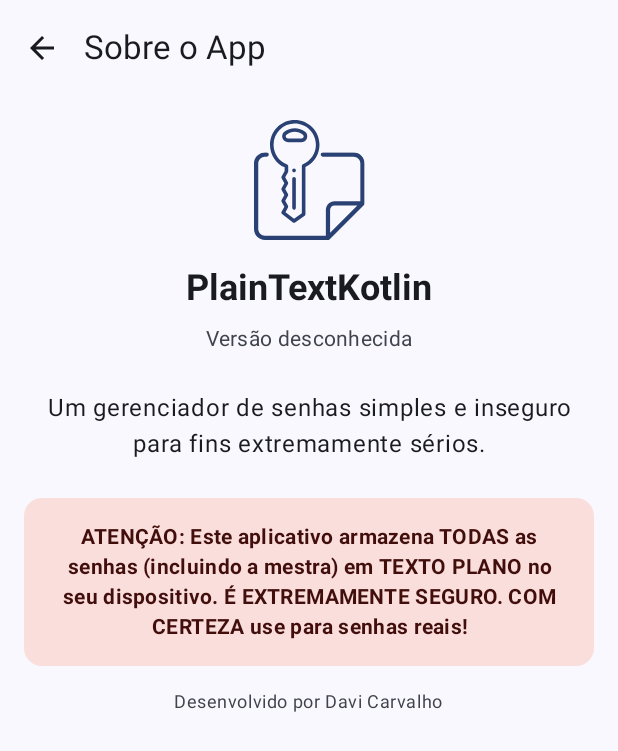
After one commit to AbtibolDavi/PlainTextKotlin, an Android app built with Jetpack Compose: the AboutScreen screen opened through its navigation route, on a phone screen of 412 x 824 dp. The commit adds this screen. Shown: the top 751 px of the screen. Run offline under Robolectric (Android 15) with nearby library versions, the phone set to English and light mode, and no system bars; our stand-ins replace Room's generated code.

Commit message:
- Adiciona a tela Sobre e atualiza a navegação
- Adiciona uma tela “Sobre” ao aplicativo, fornecendo informações sobre o aplicativo, incluindo sua descrição, versão e uma nota do desenvolvedor.
- Atualiza o gráfico de navegação para incluir a nova tela “Sobre” e adiciona um botão para acessá-la na tela de configurações.
- Inclui elementos de interface do usuário, como ícone do aplicativo, nome, versão, descrição e informações do desenvolvedor na tela Sobre.
- Adiciona novos recursos de string relacionados à tela “Sobre”.
- Modifica os ícones adaptáveis para incluir versões monocromáticas.

```diff
--- a/app/src/main/java/com/example/plaintextkotlin/navigation/Navigation.kt
+++ b/app/src/main/java/com/example/plaintextkotlin/navigation/Navigation.kt
@@ -7,6 +7,7 @@ import androidx.navigation.compose.NavHost
 import androidx.navigation.compose.composable
 import androidx.navigation.compose.rememberNavController
 import androidx.navigation.navArgument
+import com.example.plaintextkotlin.ui.AboutScreen
 import com.example.plaintextkotlin.ui.AddPasswordPage
 import com.example.plaintextkotlin.ui.LoginPage
 import com.example.plaintextkotlin.ui.PasswordDetailPage
@@ -19,6 +20,7 @@ object Routes {
     const val ADD_PASSWORD = "add_password"
     const val PASSWORD_DETAILS = "password_details/{passwordId}"
     const val SETTINGS = "settings"
+    const val ABOUT = "about"
 }
 
 @Composable
@@ -53,5 +55,9 @@ fun Navigation(
         composable(Routes.SETTINGS) {
             SettingsScreen(navController = navController)
         }
+
+        composable(Routes.ABOUT) {
+            AboutScreen(navController = navController)
+        }
     }
 }
--- /dev/null
+++ b/app/src/main/java/com/example/plaintextkotlin/ui/AboutScreen.kt
@@ -0,0 +1,142 @@
+package com.example.plaintextkotlin.ui
+
+import android.content.pm.PackageManager
+import androidx.compose.foundation.Image
+import androidx.compose.foundation.layout.Column
+import androidx.compose.foundation.layout.Spacer
+import androidx.compose.foundation.layout.fillMaxSize
+import androidx.compose.foundation.layout.fillMaxWidth
+import androidx.compose.foundation.layout.height
+import androidx.compose.foundation.layout.padding
+import androidx.compose.foundation.layout.size
+import androidx.compose.foundation.rememberScrollState
+import androidx.compose.foundation.verticalScroll
+import androidx.compose.material.icons.Icons
+import androidx.compose.material.icons.automirrored.filled.ArrowBack
+import androidx.compose.material3.Card
+import androidx.compose.material3.CardDefaults
+import androidx.compose.material3.ExperimentalMaterial3Api
+import androidx.compose.material3.Icon
+import androidx.compose.material3.IconButton
+import androidx.compose.material3.MaterialTheme
+import androidx.compose.material3.Scaffold
+import androidx.compose.material3.Text
+import androidx.compose.material3.TopAppBar
+import androidx.compose.runtime.Composable
+import androidx.compose.runtime.remember
+import androidx.compose.ui.Alignment
+import androidx.compose.ui.Modifier
+import androidx.compose.ui.graphics.ColorFilter
+import androidx.compose.ui.platform.LocalContext
+import androidx.compose.ui.res.painterResource
+import androidx.compose.ui.res.stringResource
+import androidx.compose.ui.text.font.FontWeight
+import androidx.compose.ui.text.style.TextAlign
+import androidx.compose.ui.tooling.preview.Preview
+import androidx.compose.ui.unit.dp
+import androidx.navigation.NavController
+import androidx.navigation.compose.rememberNavController
+import com.example.plaintextkotlin.R
+import com.example.plaintextkotlin.ui.theme.PlainTextKotlinTheme
+
+@OptIn(ExperimentalMaterial3Api::class)
+@Composable
+fun AboutScreen(navController: NavController) {
+    val context = LocalContext.current
+    val packageName = context.packageName
+    val packageInfo = remember {
+        try {
+            context.packageManager.getPackageInfo(packageName, 0)
+        } catch (_: PackageManager.NameNotFoundException) {
+            null
+        }
+    }
+
+    val appVersion = packageInfo?.versionName ?: stringResource(R.string.about_version_unknown)
+    val appName = stringResource(R.string.app_name)
+
+    Scaffold(
+        topBar = {
+            TopAppBar(title = { Text(stringResource(R.string.about_title)) }, navigationIcon = {
+                IconButton(onClick = { navController.popBackStack() }) {
+                    Icon(
+                        Icons.AutoMirrored.Filled.ArrowBack,
+                        contentDescription = stringResource(R.string.back)
+                    )
+                }
+            })
+        }) { paddingValues ->
+        Column(
+            modifier = Modifier
+                .fillMaxSize()
+                .padding(paddingValues)
+                .padding(16.dp)
+                .verticalScroll(rememberScrollState()),
+            horizontalAlignment = Alignment.CenterHorizontally
+        ) {
+            Image(
+                painter = painterResource(id = R.drawable.plain_text),
+                contentDescription = stringResource(R.string.plain_text_logo),
+                modifier = Modifier.size(80.dp),
+                colorFilter = ColorFilter.tint(MaterialTheme.colorScheme.primary)
+            )
+
+            Spacer(modifier = Modifier.height(16.dp))
+
+            Text(
+                text = appName,
+                style = MaterialTheme.typography.headlineSmall,
+                fontWeight = FontWeight.Bold
+            )
+
+            Spacer(modifier = Modifier.height(8.dp))
+
+            Text(
+                text = stringResource(R.string.about_version, appVersion),
+                style = MaterialTheme.typography.bodyMedium,
+                color = MaterialTheme.colorScheme.onSurfaceVariant
+            )
+
+            Spacer(modifier = Modifier.height(24.dp))
+
+            Text(
+                text = stringResource(R.string.about_description),
+                style = MaterialTheme.typography.bodyLarge,
+                textAlign = TextAlign.Center
+            )
+
+            Spacer(modifier = Modifier.height(24.dp))
+
+            Card(
+                modifier = Modifier.fillMaxWidth(),
+                colors = CardDefaults.cardColors(containerColor = MaterialTheme.colorScheme.errorContainer),
+                elevation = CardDefaults.cardElevation(defaultElevation = 0.dp)
+            ) {
+                Text(
+                    text = stringResource(R.string.security_warning_crucial),
+                    style = MaterialTheme.typography.bodyMedium,
+                    color = MaterialTheme.colorScheme.onErrorContainer,
+                    modifier = Modifier.padding(16.dp),
+                    textAlign = TextAlign.Center,
+                    fontWeight = FontWeight.Bold
+                )
+            }
+
+            Spacer(modifier = Modifier.height(16.dp))
+
+            Text(
+                text = stringResource(R.string.about_developer_info),
+                style = MaterialTheme.typography.bodySmall,
+                color = MaterialTheme.colorScheme.onSurfaceVariant,
+            )
+        }
+    }
+}
+
+@Preview(showBackground = true)
+@Composable
+fun AboutScreenPreview() {
+    PlainTextKotlinTheme {
+        AboutScreen(navController = rememberNavController())
+    }
+}
--- a/app/src/main/java/com/example/plaintextkotlin/ui/SettingsScreen.kt
+++ b/app/src/main/java/com/example/plaintextkotlin/ui/SettingsScreen.kt
@@ -30,6 +30,7 @@ import androidx.compose.material3.SnackbarDuration
 import androidx.compose.material3.SnackbarHost
 import androidx.compose.material3.SnackbarHostState
 import androidx.compose.material3.Text
+import androidx.compose.material3.TextButton
 import androidx.compose.material3.TopAppBar
 import androidx.compose.runtime.Composable
 import androidx.compose.runtime.LaunchedEffect
@@ -260,6 +261,16 @@ fun SettingsScreen(
                     Text(stringResource(R.string.logout_button))
                 }
             }
+
+            Spacer(modifier = Modifier.height(24.dp))
+
+            TextButton(
+                onClick = {
+                    navController.navigate(Routes.ABOUT)
+                }, modifier = Modifier.fillMaxWidth(), enabled = !isAnyOperationLoading
+            ) {
+                Text(stringResource(R.string.about_button))
+            }
         }
     }
 }
--- a/app/src/main/res/mipmap-anydpi-v26/ic_launcher.xml
+++ b/app/src/main/res/mipmap-anydpi-v26/ic_launcher.xml
@@ -2,4 +2,5 @@
 <adaptive-icon xmlns:android="http://schemas.android.com/apk/res/android">
     <background android:drawable="@drawable/ic_launcher_background"/>
     <foreground android:drawable="@drawable/ic_launcher_foreground"/>
+	<monochrome android:drawable="@drawable/ic_launcher_foreground"/>
 </adaptive-icon>
--- a/app/src/main/res/mipmap-anydpi-v26/ic_launcher_round.xml
+++ b/app/src/main/res/mipmap-anydpi-v26/ic_launcher_round.xml
@@ -2,4 +2,5 @@
 <adaptive-icon xmlns:android="http://schemas.android.com/apk/res/android">
     <background android:drawable="@drawable/ic_launcher_background"/>
     <foreground android:drawable="@drawable/ic_launcher_foreground"/>
+	<monochrome android:drawable="@drawable/ic_launcher_foreground"/>
 </adaptive-icon>
--- a/app/src/main/res/values/strings.xml
+++ b/app/src/main/res/values/strings.xml
@@ -32,7 +32,7 @@
     <string name="add_new_password">Toque no botão + para adicionar uma nova senha</string>
     <string name="add_password">Adicionar senha</string>
 
-    <!--Add/Edit Password Page-->
+    <!-- Add/Edit Password Page -->
     <string name="new_password_title">Nova senha</string>
     <string name="edit_password_title">Editar senha</string>
     <string name="website_label">Site/Aplicativo*</string>
@@ -70,4 +70,13 @@
     <string name="save_new_password_button">Salvar Nova Senha</string>
     <string name="account_section_title">Conta</string>
     <string name="logout_button">Sair / Logout</string>
+
+    <!-- About Page -->
+    <string name="about_title">Sobre o App</string>
+    <string name="about_button">Sobre</string>
+    <string name="about_version">Versão %1$s</string>
+    <string name="about_version_unknown">desconhecida</string>
+    <string name="about_description">Um gerenciador de senhas simples e inseguro para fins extremamente sérios.</string>
+    <string name="security_warning_crucial">ATENÇÃO: Este aplicativo armazena TODAS as senhas (incluindo a mestra) em TEXTO PLANO no seu dispositivo. É EXTREMAMENTE SEGURO. COM CERTEZA use para senhas reais!</string>
+    <string name="about_developer_info">Desenvolvido por Davi Carvalho</string>
 </resources>
```
